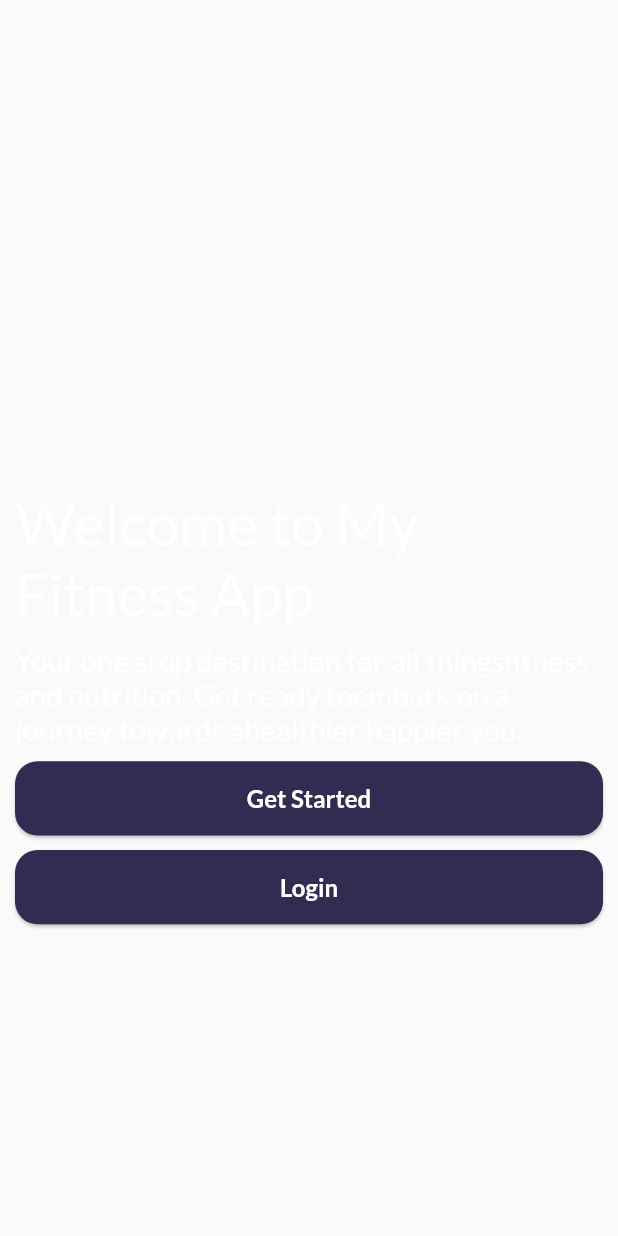
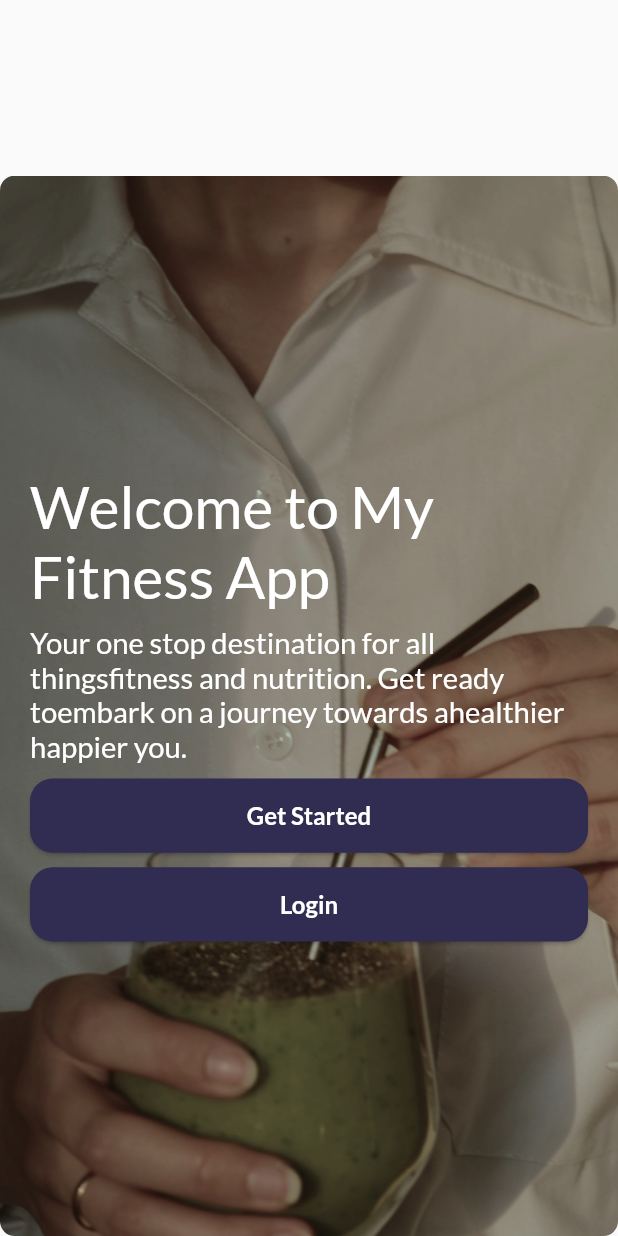
Before and after one commit to Precious2409/my_fitness_app, a Flutter app: the screen it shows after launch, on a phone screen of 412 x 824 dp. Run offline on Flutter 3.47's test engine with Material 3 defaults, Android fonts, the phone set to English and light mode, and no system bars; our stand-ins replace animated_splash_screen, flutter_screenutil, smooth_page_indicator.

Commit message:
Added image to the onboard screen

```diff
--- a/lib/knowing_you/about_you.dart
+++ b/lib/knowing_you/about_you.dart
@@ -122,6 +122,8 @@ class _AboutYouState extends State<AboutYou> {
                       obscureText: false
                   ),
 
+                  SizedBox(height: 20,),
+
 
                   ButtonElevation(
                       onPressed: (){
--- a/lib/onboarding/welcome_onboard.dart
+++ b/lib/onboarding/welcome_onboard.dart
@@ -11,7 +11,16 @@ class WelcomeOnboard extends StatelessWidget {
     return SafeArea(
       child: Scaffold(
         body: Container(
-          padding: EdgeInsets.all(10),
+          decoration: BoxDecoration(
+              borderRadius: BorderRadius.circular(10.r),
+              image: DecorationImage(
+                image: AssetImage(
+                  "assets/images/nourish_your_body.png",
+                ),
+                fit: BoxFit.cover,
+              )
+          ),
+          padding: EdgeInsets.all(20),
           margin: EdgeInsets.only(top: 120.h),
           child: Column(
             mainAxisAlignment: MainAxisAlignment.center,
```
